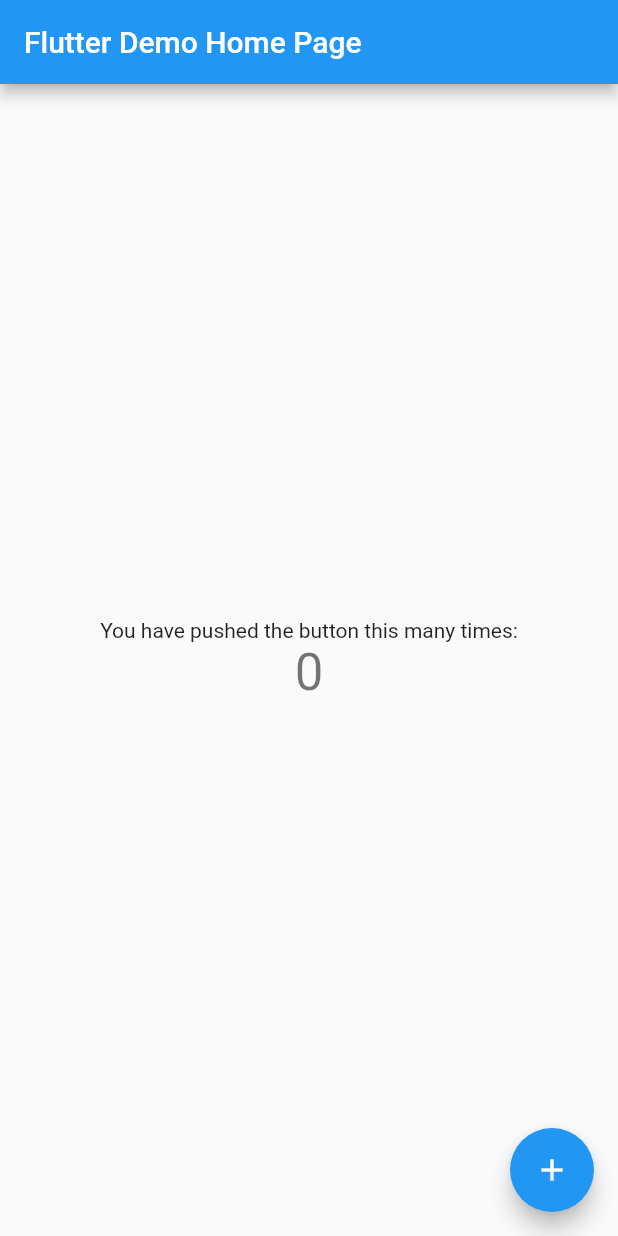
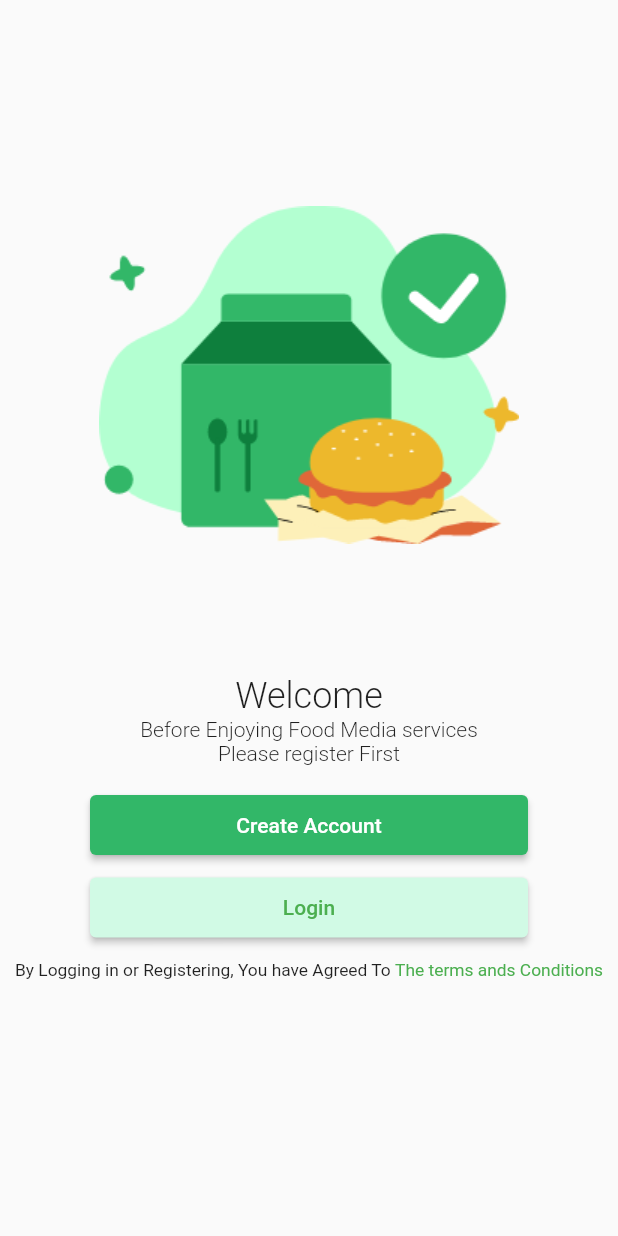
Before and after one commit to sakib151659/task7, a Flutter app: the screen it shows after launch, on a phone screen of 412 x 824 dp. Run offline on Flutter 3.47's test engine with Material 2 defaults, Android fonts, the phone set to English and light mode, and no system bars; our stand-ins replace hexcolor.

Commit message:
signup created

```diff
--- /dev/null
+++ b/lib/authenticate/firstScreen.dart
@@ -0,0 +1,158 @@
+import 'package:flutter/material.dart';
+import 'package:hexcolor/hexcolor.dart';
+import 'package:task7/authenticate/login.dart';
+
+import 'package:task7/authenticate/signUp.dart';
+
+class FirstScreen extends StatefulWidget {
+  const FirstScreen({Key? key}) : super(key: key);
+
+  @override
+  _FirstScreenState createState() => _FirstScreenState();
+}
+
+class _FirstScreenState extends State<FirstScreen> {
+  @override
+  Widget build(BuildContext context) {
+    return Scaffold(
+      body: Builder(
+        builder: (context) {
+          return Column(
+            crossAxisAlignment: CrossAxisAlignment.center,
+            children: <Widget>[
+              const SizedBox(height: 50,),
+              Image.asset('assets/images/first.png', height: 400, ),
+              const Text("Welcome", style: TextStyle(fontSize: 24, fontWeight: FontWeight.w300),),
+              const Text("Before Enjoying Food Media services", style: TextStyle(fontSize: 14, fontWeight: FontWeight.w300),),
+              const Text("Please register First", style: TextStyle(fontSize: 14, fontWeight: FontWeight.w300),),
+
+              SizedBox(height: 20,),
+
+              Container(
+                padding: const EdgeInsets.symmetric(horizontal: 60),
+                child: SizedBox(
+                  height: 40,
+                  width: double.infinity,
+                  child: ElevatedButton(
+                      onPressed: (){
+                        showBottomSheet(
+                            shape: const RoundedRectangleBorder(
+                              borderRadius: BorderRadius.vertical(
+                                top: Radius.circular(20),
+                              ),
+                            ),
+                            context: context,
+                            builder: (context) => Container(
+                              height: 600,
+
+                              child: Container(
+                                  decoration:  BoxDecoration(
+                                      color: HexColor("#FFFFFF"),
+                                      borderRadius: const BorderRadius.only(
+                                          topLeft: Radius.circular(30.0),
+                                          topRight: Radius.circular(30.0)),
+                                    boxShadow: [
+                                      BoxShadow(
+                                        color: Colors.grey.withOpacity(0.5),
+                                        spreadRadius: 5,
+                                        blurRadius: 7,
+                                        offset: Offset(0, 3), // changes position of shadow
+                                      ),
+                                    ],
+
+                                  ),
+                                  child: Container(
+                                    child: Column(crossAxisAlignment: CrossAxisAlignment.stretch, children: <Widget>[
+                                      SizedBox(height: 20.0),
+                                      Image.asset('assets/icons/line.png',width: 30,),
+                                      DefaultTabController(
+                                          length: 2, // length of tabs
+                                          initialIndex: 0,
+                                          child: Column(crossAxisAlignment: CrossAxisAlignment.stretch, children: <Widget>[
+                                            Container(
+                                              child: TabBar(
+                                                labelColor: HexColor("#32B768"),
+                                                indicatorColor: HexColor("#32B768"),
+                                                unselectedLabelColor: HexColor("#89909E"),
+                                                tabs: const [
+                                                  Tab(text: 'Create Account'),
+                                                  Tab(text: 'Login'),
+                                                ],
+                                              ),
+                                            ),
+                                            Container(
+                                                height: 450, //height of TabBarView
+                                                decoration: const BoxDecoration(
+                                                    border: Border(top: BorderSide(color: Colors.grey, width: 0.5))
+                                                ),
+                                                child: const TabBarView(children: <Widget>[
+                                                  SignUp(),
+                                                  Login(),
+                                                ])
+                                            )
+                                          ])
+                                      ),
+                                    ]),
+                                  ),
+                              ),
+                            )
+                        );
+                      },
+                      style: ElevatedButton.styleFrom(
+                        primary: HexColor("#32B768"),
+                      ),
+                      child: const Text("Create Account")
+                  ),
+                ),
+              ),
+
+              const SizedBox(
+                height: 15,
+              ),
+
+              Container(
+                padding: const EdgeInsets.symmetric(horizontal: 60),
+                child: SizedBox(
+                  width: double.infinity,
+                  height: 40,
+                  child: ElevatedButton(
+                      onPressed: (){},
+                      style: ElevatedButton.styleFrom(
+                        primary: HexColor("#D1FAE5"),
+                      ),
+                      child: const Text("Login", style: TextStyle(color: Colors.green),)
+                  ),
+                ),
+              ),
+
+              const SizedBox(height: 15,),
+
+              Padding(
+                padding: const EdgeInsets.symmetric(horizontal: 10),
+                child: FittedBox(
+                  child: Row(
+                    children: <Widget>[
+                      const Text("By Logging in or Registering, You have Agreed To "),
+
+                      InkWell(
+                          child: const Text("The terms ands Conditions", style: TextStyle(color: Colors.green),
+                          ),
+                        onTap: (){
+
+                        },
+                      ),
+                    ],
+                  ),
+                ),
+              )
+
+            ],
+          );
+        }
+      ),
+
+
+
+    );
+  }
+}
--- /dev/null
+++ b/lib/authenticate/login.dart
@@ -0,0 +1,14 @@
+import 'package:flutter/material.dart';
+ class Login extends StatefulWidget {
+   const Login({Key? key}) : super(key: key);
+
+   @override
+   _LoginState createState() => _LoginState();
+ }
+
+ class _LoginState extends State<Login> {
+   @override
+   Widget build(BuildContext context) {
+     return Container();
+   }
+ }
--- a/lib/main.dart
+++ b/lib/main.dart
@@ -1,4 +1,6 @@
 import 'package:flutter/material.dart';
+
+import 'authenticate/firstScreen.dart';
 
 void main() {
   runApp(const MyApp());
@@ -10,106 +12,9 @@
   // This widget is the root of your application.
   @override
   Widget build(BuildContext context) {
-    return MaterialApp(
+    return const MaterialApp(
       title: 'Flutter Demo',
-      theme: ThemeData(
-        // This is the theme of your application.
-        //
-        // Try running your application with "flutter run". You'll see the
-        // application has a blue toolbar. Then, without quitting the app, try
-        // changing the primarySwatch below to Colors.green and then invoke
-        // "hot reload" (press "r" in the console where you ran "flutter run",
-        // or simply save your changes to "hot reload" in a Flutter IDE).
-        // Notice that the counter didn't reset back to zero; the application
-        // is not restarted.
-        primarySwatch: Colors.blue,
-      ),
-      home: const MyHomePage(title: 'Flutter Demo Home Page'),
+      home: FirstScreen(),
     );
   }
 }
-
-class MyHomePage extends StatefulWidget {
-  const MyHomePage({Key? key, required this.title}) : super(key: key);
-
-  // This widget is the home page of your application. It is stateful, meaning
-  // that it has a State object (defined below) that contains fields that affect
-  // how it looks.
-
-  // This class is the configuration for the state. It holds the values (in this
-  // case the title) provided by the parent (in this case the App widget) and
-  // used by the build method of the State. Fields in a Widget subclass are
-  // always marked "final".
-
-  final String title;
-
-  @override
-  State<MyHomePage> createState() => _MyHomePageState();
-}
-
-class _MyHomePageState extends State<MyHomePage> {
-  int _counter = 0;
-
-  void _incrementCounter() {
-    setState(() {
-      // This call to setState tells the Flutter framework that something has
-      // changed in this State, which causes it to rerun the build method below
-      // so that the display can reflect the updated values. If we changed
-      // _counter without calling setState(), then the build method would not be
-      // called again, and so nothing would appear to happen.
-      _counter++;
-    });
-  }
-
-  @override
-  Widget build(BuildContext context) {
-    // This method is rerun every time setState is called, for instance as done
-    // by the _incrementCounter method above.
-    //
-    // The Flutter framework has been optimized to make rerunning build methods
-    // fast, so that you can just rebuild anything that needs updating rather
-    // than having to individually change instances of widgets.
-    return Scaffold(
-      appBar: AppBar(
-        // Here we take the value from the MyHomePage object that was created by
-        // the App.build method, and use it to set our appbar title.
-        title: Text(widget.title),
-      ),
-      body: Center(
-        // Center is a layout widget. It takes a single child and positions it
-        // in the middle of the parent.
-        child: Column(
-          // Column is also a layout widget. It takes a list of children and
-          // arranges them vertically. By default, it sizes itself to fit its
-          // children horizontally, and tries to be as tall as its parent.
-          //
-          // Invoke "debug painting" (press "p" in the console, choose the
-          // "Toggle Debug Paint" action from the Flutter Inspector in Android
-          // Studio, or the "Toggle Debug Paint" command in Visual Studio Code)
-          // to see the wireframe for each widget.
-          //
-          // Column has various properties to control how it sizes itself and
-          // how it positions its children. Here we use mainAxisAlignment to
-          // center the children vertically; the main axis here is the vertical
-          // axis because Columns are vertical (the cross axis would be
-          // horizontal).
-          mainAxisAlignment: MainAxisAlignment.center,
-          children: <Widget>[
-            const Text(
-              'You have pushed the button this many times:',
-            ),
-            Text(
-              '$_counter',
-              style: Theme.of(context).textTheme.headline4,
-            ),
-          ],
-        ),
-      ),
-      floatingActionButton: FloatingActionButton(
-        onPressed: _incrementCounter,
-        tooltip: 'Increment',
-        child: const Icon(Icons.add),
-      ), // This trailing comma makes auto-formatting nicer for build methods.
-    );
-  }
-}
```
Also changed, not shown: lib/authenticate/signUp.dart (added, +182 -0 lines), lib/shared/textInputDecoration.dart (added, +14 -0 lines), pubspec.yaml (+6 -3 lines), assets/icons/google.png (added), assets/icons/line.png (added), assets/images/first.png (added), pubspec.lock.
